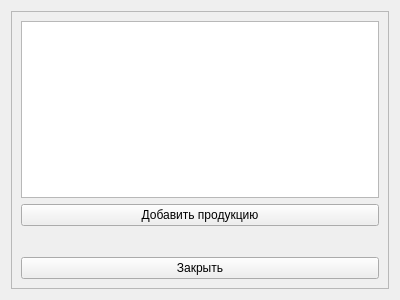
Old version of the form src/WarehouseSystemProductWidget.ui in the repository Belov1807/-WarehouseSystem.
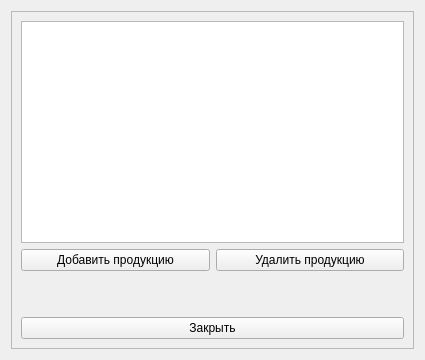
New version of the form.

```diff
--- a/src/WarehouseSystemProductWidget.ui
+++ b/src/WarehouseSystemProductWidget.ui
@@ -6,14 +6,14 @@
    <rect>
     <x>0</x>
     <y>0</y>
-    <width>400</width>
-    <height>300</height>
+    <width>425</width>
+    <height>360</height>
    </rect>
   </property>
   <property name="windowTitle">
    <string>Продукция | ООО &quot;Нинель&quot;</string>
   </property>
-  <layout class="QGridLayout" name="gridLayout_2">
+  <layout class="QGridLayout" name="gridLayout">
    <item row="0" column="0">
     <widget class="QFrame" name="frMain">
      <property name="frameShape">
@@ -22,25 +22,29 @@
      <property name="frameShadow">
       <enum>QFrame::Raised</enum>
      </property>
-     <layout class="QGridLayout" name="gridLayout">
-      <item row="0" column="0">
+     <layout class="QVBoxLayout" name="verticalLayout" stretch="9,0,0,0">
+      <item>
        <widget class="QTableView" name="tvProducts"/>
       </item>
-      <item row="1" column="0">
+      <item>
+       <layout class="QHBoxLayout" name="horizontalLayout">
+        <item>
        <widget class="QPushButton" name="pbAddProduct">
         <property name="text">
          <string>Добавить продукцию</string>
         </property>
        </widget>
       </item>
-      <item row="3" column="0">
-       <widget class="QPushButton" name="pbClose">
+        <item>
+         <widget class="QPushButton" name="pbRemoveProduct">
         <property name="text">
-         <string>Закрыть</string>
+           <string>Удалить продукцию</string>
         </property>
        </widget>
       </item>
-      <item row="2" column="0">
+       </layout>
+      </item>
+      <item>
        <spacer name="verticalSpacer">
         <property name="orientation">
          <enum>Qt::Vertical</enum>
@@ -53,6 +57,13 @@
         </property>
        </spacer>
       </item>
+      <item>
+       <widget class="QPushButton" name="pbClose">
+        <property name="text">
+         <string>Закрыть</string>
+        </property>
+       </widget>
+      </item>
      </layout>
     </widget>
    </item>
```
Left out of the diff: 6 changed lines with no effect on the pictures. Lines whose indentation alone changed are shown as unchanged.
